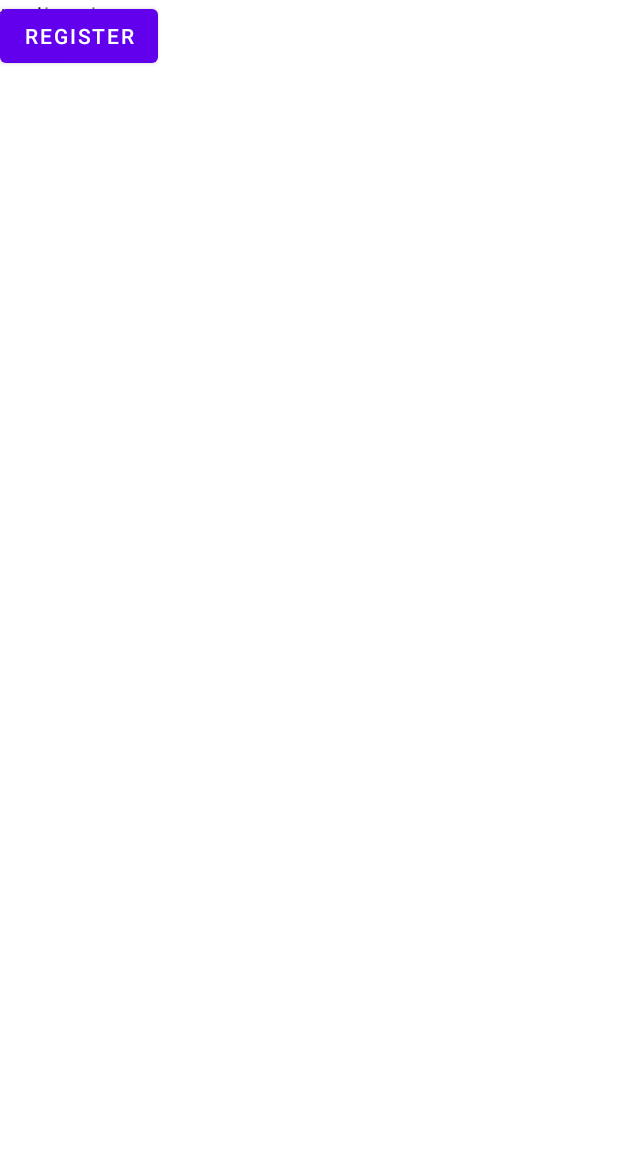
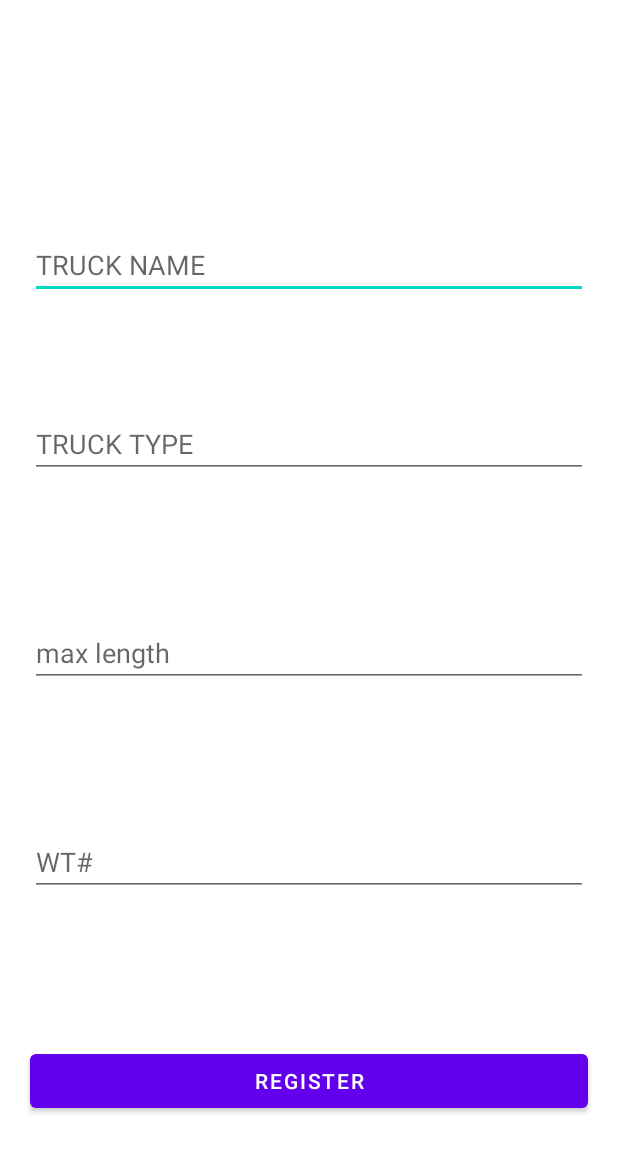
Before and after one commit to amanmishra003/TruckFlow_android, an Android app: the layout activity_trucker_registration_t.xml on its own in the app's theme, with its tools: preview values and no code run, on a phone screen of 412 x 824 dp. Shown: the top 1152 px of the screen. Run offline under Robolectric (Android 15) with nearby library versions, the phone set to English and light mode, and no system bars; Roboto replaces fonts that are not available here.

Commit message:
Changes for truck registration

```diff
--- a/app/src/main/AndroidManifest.xml
+++ b/app/src/main/AndroidManifest.xml
@@ -29,6 +29,9 @@
             android:exported="false" />
         <activity
             android:name=".registration.TruckerRegistration"
+            android:exported="false" />
+        <activity
+            android:name=".registration.TruckerRegistrationT"
             android:exported="false" />
         <activity
             android:name=".registration.SignUpChoice"
--- a/app/src/main/java/com/example/truckflow/registration/TruckerRegistration.java
+++ b/app/src/main/java/com/example/truckflow/registration/TruckerRegistration.java
@@ -16,10 +16,6 @@ public class TruckerRegistration extends AppCompatActivity {
 
     TextInputLayout company_name, company_phone, dot, mc;
 
-//    TextView company_name;
-//    TextView company_phone;
-//    TextView dot;
-//    TextView mc;
 
     @Override
     protected void onCreate(Bundle savedInstanceState) {
@@ -40,7 +36,7 @@ public class TruckerRegistration extends AppCompatActivity {
                 String dotValue = dot.getEditText().getText().toString();
                 String mcValue = mc.getEditText().getText().toString();
 
-                Intent i = new Intent(TruckerRegistration.this, TruckerRegistrationT.class);
+                Intent i = new Intent(TruckerRegistration.this, TruckerRegistrationTwo.class);
                 i.putExtra("companyName", companyName);
                 i.putExtra("companyPhone", companyPhone);
                 i.putExtra("dotValue", dotValue);
--- a/app/src/main/res/layout/activity_trucker_registration_t.xml
+++ b/app/src/main/res/layout/activity_trucker_registration_t.xml
@@ -6,43 +6,58 @@
     android:layout_height="match_parent"
     tools:context=".registration.TruckerRegistrationT">
 
-    <TextView
+    <EditText
         android:id="@+id/truck_name"
-        android:layout_width="265dp"
-        android:layout_height="69dp"
-        android:hint="truckname"
-        tools:layout_editor_absoluteX="60dp"
-        tools:layout_editor_absoluteY="171dp" />
+        android:layout_width="match_parent"
+        android:layout_marginTop="100dp"
+        android:layout_height="40dp"
+        android:layout_marginLeft="20dp"
+        android:layout_marginRight="20dp"
+        android:hint="TRUCK NAME"
+        app:layout_constraintBottom_toTopOf="@+id/truck_type"
+        app:layout_constraintStart_toStartOf="parent"
+        app:layout_constraintTop_toTopOf="parent" />
 
-    <TextView
+    <EditText
         android:id="@+id/truck_type"
-        android:layout_width="250dp"
-        android:layout_height="69dp"
-        android:hint="truck type"
-        tools:layout_editor_absoluteX="71dp"
-        tools:layout_editor_absoluteY="275dp" />
+        android:layout_width="match_parent"
+        android:layout_height="40dp"
+        android:layout_margin="20dp"
+        android:hint="TRUCK TYPE"
+        app:layout_constraintBottom_toTopOf="@+id/max_length"
+        app:layout_constraintEnd_toEndOf="@+id/max_length"
+        app:layout_constraintStart_toStartOf="@+id/max_length"
+        app:layout_constraintTop_toBottomOf="@+id/truck_name" />
 
-    <TextView
+    <EditText
         android:id="@+id/max_length"
-        android:layout_width="250dp"
-        android:layout_height="59dp"
+        android:layout_width="match_parent"
+        android:layout_height="40dp"
+        android:layout_margin="20dp"
         android:hint="max length"
-        tools:layout_editor_absoluteX="71dp"
-        tools:layout_editor_absoluteY="391dp" />
+        app:layout_constraintBottom_toTopOf="@+id/max_wt"
+        app:layout_constraintEnd_toEndOf="parent"
+        app:layout_constraintStart_toStartOf="parent"
+        app:layout_constraintTop_toBottomOf="@+id/truck_type" />
 
-    <TextView
+    <EditText
         android:id="@+id/max_wt"
-        android:layout_width="254dp"
-        android:layout_height="64dp"
-        android:hint="wt"
-        tools:layout_editor_absoluteX="71dp"
-        tools:layout_editor_absoluteY="492dp" />
+        android:layout_width="match_parent"
+        android:layout_height="40dp"
+        android:layout_margin="20dp"
+        android:hint="WT#"
+        app:layout_constraintBottom_toTopOf="@+id/registerTruck"
+        app:layout_constraintEnd_toEndOf="@+id/truck_name"
+        app:layout_constraintStart_toStartOf="@+id/max_length"
+        app:layout_constraintTop_toBottomOf="@+id/max_length" />
 
     <Button
         android:id="@+id/registerTruck"
-        android:layout_width="wrap_content"
+        android:layout_width="match_parent"
         android:layout_height="wrap_content"
+        android:layout_margin="20dp"
         android:text="register"
-        tools:layout_editor_absoluteX="129dp"
-        tools:layout_editor_absoluteY="631dp" />
+        app:layout_constraintBottom_toBottomOf="parent"
+        app:layout_constraintStart_toStartOf="parent"
+        app:layout_constraintTop_toBottomOf="@+id/max_wt" />
 </androidx.constraintlayout.widget.ConstraintLayout>
--- a/app/src/main/res/layout/activity_trucker_registration_two.xml
+++ b/app/src/main/res/layout/activity_trucker_registration_two.xml
@@ -22,7 +22,7 @@
         app:layout_constraintVertical_bias="0.421">
 
         <com.google.android.material.textfield.TextInputLayout
-            android:id="@+id/company_name"
+            android:id="@+id/truck_name"
             style="@style/Widget.MaterialComponents.TextInputLayout.OutlinedBox"
             android:layout_width="match_parent"
             android:layout_height="wrap_content"
@@ -39,7 +39,7 @@
         </com.google.android.material.textfield.TextInputLayout>
 
         <com.google.android.material.textfield.TextInputLayout
-            android:id="@+id/company_phne"
+            android:id="@+id/truck_type"
             style="@style/Widget.MaterialComponents.TextInputLayout.OutlinedBox"
             android:layout_width="match_parent"
             android:layout_height="wrap_content"
@@ -57,7 +57,7 @@
         </com.google.android.material.textfield.TextInputLayout>
 
         <com.google.android.material.textfield.TextInputLayout
-            android:id="@+id/dot"
+            android:id="@+id/max_length"
             style="@style/Widget.MaterialComponents.TextInputLayout.OutlinedBox"
             android:layout_width="match_parent"
             android:layout_height="wrap_content"
@@ -75,7 +75,7 @@
         </com.google.android.material.textfield.TextInputLayout>
 
         <com.google.android.material.textfield.TextInputLayout
-            android:id="@+id/mc"
+            android:id="@+id/maxweight"
             style="@style/Widget.MaterialComponents.TextInputLayout.OutlinedBox"
             android:layout_width="match_parent"
             android:layout_height="wrap_content"
```
